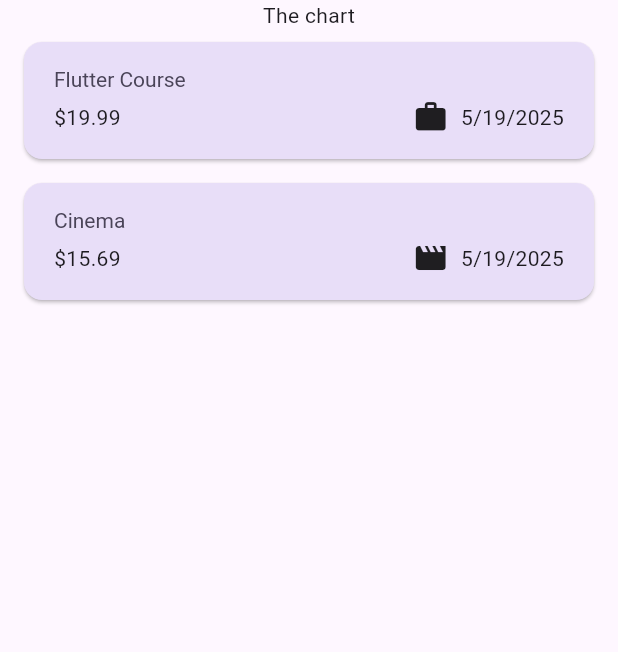
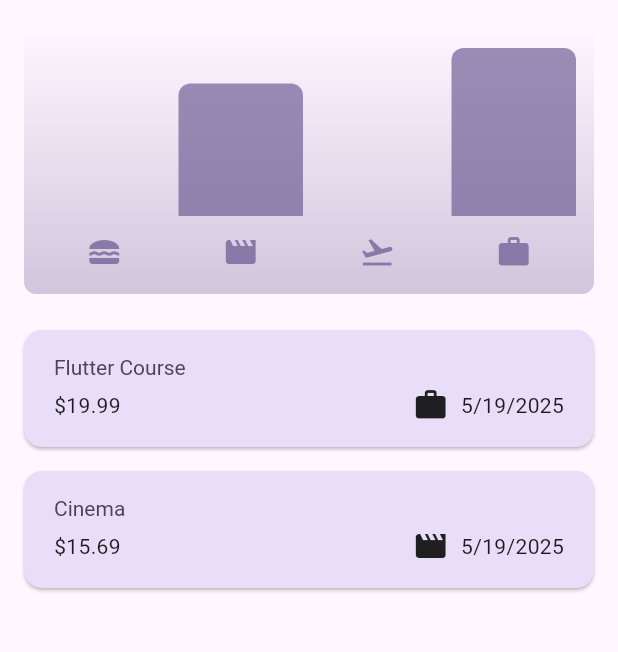
Before and after one commit to Markiu200/expense_tracker, a Flutter app: the screen it shows after launch, on a phone screen of 412 x 824 dp, the part 84-736 px from its top. Run offline on Flutter 3.47's test engine with Material 3 defaults, Android fonts, the phone set to English and light mode, and no system bars.

Commit message:
Add chart things (it was just provided in a course)
udemy: https://www.udemy.com/course/learn-flutter-dart-to-build-ios-android-apps/learn/lecture/37143202#overview

```diff
--- a/lib/models/expense.dart
+++ b/lib/models/expense.dart
@@ -35,12 +35,14 @@ class Expense {
 }
 
 class ExpenseBucket {
-  const ExpenseBucket({required this.expenses});
+  const ExpenseBucket({required this.expenses, required this.category});
 
-  ExpenseBucket.forCategory(List<Expense> allExpenses, category)
-    : expenses = allExpenses.where((element) => false).toList();
+  ExpenseBucket.forCategory(List<Expense> allExpenses, this.category)
+    : expenses =
+          allExpenses.where((element) => element.category == category).toList();
 
   final List<Expense> expenses;
+  final Category category;
 
   CompoundInt get totalExpenses {
     CompoundInt sum = CompoundInt.zero();
--- /dev/null
+++ b/lib/widgets/chart/chart.dart
@@ -0,0 +1,95 @@
+import 'package:flutter/material.dart';
+
+import 'package:expense_tracker/widgets/chart/chart_bar.dart';
+import 'package:expense_tracker/models/expense.dart';
+import 'package:expense_tracker/models/compound_int.dart';
+
+class Chart extends StatelessWidget {
+  const Chart({super.key, required this.expenses});
+
+  final List<Expense> expenses;
+
+  List<ExpenseBucket> get buckets {
+    return [
+      ExpenseBucket.forCategory(expenses, Category.food),
+      ExpenseBucket.forCategory(expenses, Category.leisure),
+      ExpenseBucket.forCategory(expenses, Category.travel),
+      ExpenseBucket.forCategory(expenses, Category.work),
+    ];
+  }
+
+  double get maxTotalExpense {
+    double maxTotalExpense = 0;
+
+    for (final bucket in buckets) {
+      if (bucket.totalExpenses > CompoundInt.fromDouble(maxTotalExpense)) {
+        maxTotalExpense = bucket.totalExpenses.toDouble();
+      }
+    }
+
+    return maxTotalExpense;
+  }
+
+  @override
+  Widget build(BuildContext context) {
+    final isDarkMode =
+        MediaQuery.of(context).platformBrightness == Brightness.dark;
+    return Container(
+      margin: const EdgeInsets.all(16),
+      padding: const EdgeInsets.symmetric(vertical: 16, horizontal: 8),
+      width: double.infinity,
+      height: 180,
+      decoration: BoxDecoration(
+        borderRadius: BorderRadius.circular(8),
+        gradient: LinearGradient(
+          colors: [
+            Theme.of(context).colorScheme.primary.withOpacity(0.3),
+            Theme.of(context).colorScheme.primary.withOpacity(0.0),
+          ],
+          begin: Alignment.bottomCenter,
+          end: Alignment.topCenter,
+        ),
+      ),
+      child: Column(
+        children: [
+          Expanded(
+            child: Row(
+              crossAxisAlignment: CrossAxisAlignment.end,
+              children: [
+                for (final bucket in buckets) // alternative to map()
+                  ChartBar(
+                    fill:
+                        bucket.totalExpenses.toDouble() == 0
+                            ? 0
+                            : bucket.totalExpenses.toDouble() / maxTotalExpense,
+                  ),
+              ],
+            ),
+          ),
+          const SizedBox(height: 12),
+          Row(
+            children:
+                buckets
+                    .map(
+                      (bucket) => Expanded(
+                        child: Padding(
+                          padding: const EdgeInsets.symmetric(horizontal: 4),
+                          child: Icon(
+                            categoryIcons[bucket.category],
+                            color:
+                                isDarkMode
+                                    ? Theme.of(context).colorScheme.secondary
+                                    : Theme.of(
+                                      context,
+                                    ).colorScheme.primary.withOpacity(0.7),
+                          ),
+                        ),
+                      ),
+                    )
+                    .toList(),
+          ),
+        ],
+      ),
+    );
+  }
+}
--- /dev/null
+++ b/lib/widgets/chart/chart_bar.dart
@@ -0,0 +1,33 @@
+import 'package:flutter/material.dart';
+
+class ChartBar extends StatelessWidget {
+  const ChartBar({super.key, required this.fill});
+
+  final double fill;
+
+  @override
+  Widget build(BuildContext context) {
+    final isDarkMode =
+        MediaQuery.of(context).platformBrightness == Brightness.dark;
+    return Expanded(
+      child: Padding(
+        padding: const EdgeInsets.symmetric(horizontal: 4),
+        child: FractionallySizedBox(
+          heightFactor: fill,
+          child: DecoratedBox(
+            decoration: BoxDecoration(
+              shape: BoxShape.rectangle,
+              borderRadius: const BorderRadius.vertical(
+                top: Radius.circular(8),
+              ),
+              color:
+                  isDarkMode
+                      ? Theme.of(context).colorScheme.secondary
+                      : Theme.of(context).colorScheme.primary.withOpacity(0.65),
+            ),
+          ),
+        ),
+      ),
+    );
+  }
+}
--- a/lib/widgets/expenses.dart
+++ b/lib/widgets/expenses.dart
@@ -3,6 +3,7 @@ import "package:expense_tracker/widgets/new_expense.dart";
 import "package:flutter/material.dart";
 import "package:expense_tracker/models/expense.dart";
 import "package:expense_tracker/models/compound_int.dart";
+import 'package:expense_tracker/widgets/chart/chart.dart';
 
 class Expenses extends StatefulWidget {
   const Expenses({super.key});
@@ -90,7 +91,12 @@ class _ExpensesState extends State<Expenses> {
           ),
         ],
       ),
-      body: Column(children: [Text("The chart"), Expanded(child: mainContent)]),
+      body: Column(
+        children: [
+          Chart(expenses: _registeredExpenses),
+          Expanded(child: mainContent),
+        ],
+      ),
     );
   }
 }
```
